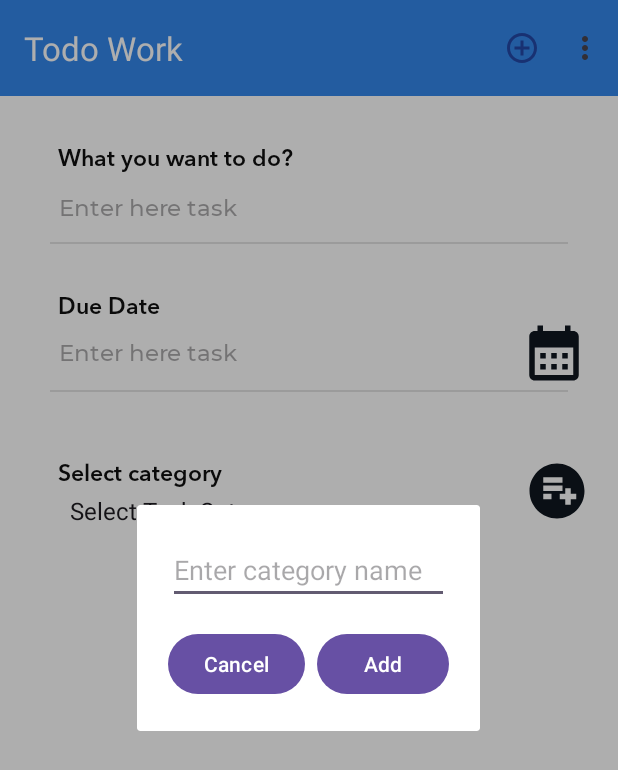
After one commit to Abhaykumarbhumihar/todo_app_kotlin_roomdatabase, an Android app: the fragment CategoryDialogFragment placed in its activity, on a phone screen of 412 x 824 dp. The commit adds this screen. Shown: the top 770 px of the screen. Run offline under Robolectric (Android 15) with nearby library versions, the phone set to English and light mode, and no system bars; our stand-ins replace Room's generated code, sdp/ssp sizes.

Commit message:
save category and list category using room database

```diff
--- a/app/build.gradle.kts
+++ b/app/build.gradle.kts
@@ -52,6 +52,7 @@ dependencies {
     implementation("com.intuit.ssp:ssp-android:1.0.6")
     implementation("com.intuit.sdp:sdp-android:1.0.6")
 
+
     // Room components
     implementation("androidx.room:room-runtime:2.6.1")
     kapt("androidx.room:room-compiler:2.6.1")
--- a/app/src/main/java/com/todoappkotlin/category/view/ActiveTodoListFragment.kt
+++ b/app/src/main/java/com/todoappkotlin/category/view/ActiveTodoListFragment.kt
@@ -10,12 +10,16 @@ import android.view.MenuInflater
 import android.view.MenuItem
 import android.view.View
 import android.view.ViewGroup
+import android.widget.AdapterView
+import android.widget.ArrayAdapter
 import android.widget.Toast
 import androidx.appcompat.app.AppCompatActivity
 import androidx.lifecycle.ViewModelProvider
 import com.todoappkotlin.R
 import com.todoappkotlin.category.CategoryCallback
 import com.todoappkotlin.category.repository.CategoryRepository
+import com.todoappkotlin.category.view.adapter.CategorySpinnerAdapter
+import com.todoappkotlin.category.view.dialog.CategoryDialogFragment
 import com.todoappkotlin.category.viewmodel.CategoryViewModelFactory
 import com.todoappkotlin.category.viewmodel.CateogryViewModel
 import com.todoappkotlin.databinding.FragmentActiveTodoListBinding
@@ -24,7 +28,7 @@ import com.todoappkotlin.room.CategoryEntity
 import java.util.Calendar
 
 
-class ActiveTodoListFragment : Fragment() {
+class ActiveTodoListFragment : Fragment(), CategoryDialogFragment.CategoryDialogListener {
     private var _binding: FragmentActiveTodoListBinding? = null
     private val binding get() = _binding!!
 
@@ -35,7 +39,10 @@ class ActiveTodoListFragment : Fragment() {
     private lateinit var cateogryViewModel: CateogryViewModel
     private lateinit var categoryRepository: CategoryRepository
 
-    lateinit var categorylist:List<CategoryEntity>
+    lateinit var categorylist: List<CategoryEntity>
+
+    private var isCategorySelected = false // Track if a valid category is selected
+    private var lastSelectedPosition = 0 // Track the last selected position
 
     override fun onCreateView(
         inflater: LayoutInflater, container: ViewGroup?, savedInstanceState: Bundle?
@@ -86,6 +93,12 @@ class ActiveTodoListFragment : Fragment() {
         binding.cleartime.setOnClickListener {
             clearTime()
         }
+
+        //add list name dialog
+        binding.addCateogry.setOnClickListener {
+            showAddCategoryDialog()
+        }
+        setupSpinnerListener()
     }
 
     private fun showDatePicker() {
@@ -111,11 +124,10 @@ class ActiveTodoListFragment : Fragment() {
         cateogryViewModel.getCategoryList(object : CategoryCallback<List<CategoryEntity>> {
             override fun onSuccess(categories: List<CategoryEntity>) {
                 requireActivity().runOnUiThread {
-                    Toast.makeText(
-                        context, "Fetched ${categories.size} categories", Toast.LENGTH_SHORT
-                    ).show()
-
-                    //here categoreis list need to show in
+                    categorylist = categories // Store the categories for later use
+                    val categoryNames = mutableListOf("Select Task Category") // Add a placeholder
+                    categoryNames.addAll(categories.map { it.categoryName }) // Append actual categories
+                    setupCategorySpinner(categoryNames) // Set up spinner with category names
 
                 }
             }
@@ -167,6 +179,57 @@ class ActiveTodoListFragment : Fragment() {
         binding.cleartime.visibility = View.GONE // Hide clear time button
     }
 
+    private fun setupCategorySpinner(categoryNames: List<String>) {
+        val adapter = CategorySpinnerAdapter(requireContext(), categoryNames)
+        adapter.setDropDownViewResource(android.R.layout.simple_spinner_dropdown_item)
+        binding.categorySpinner.adapter = adapter // Set the adapter to the Spinner
+    }
+
+    private fun showAddCategoryDialog() {
+        val dialog = CategoryDialogFragment()
+        dialog.setListener(this)
+        dialog.show(parentFragmentManager, "CategoryDialogFragment")
+    }
+
+    private fun setupSpinnerListener() {
+        binding.categorySpinner.onItemSelectedListener =
+            object : AdapterView.OnItemSelectedListener {
+                override fun onItemSelected(
+                    parent: AdapterView<*>, view: View, position: Int, id: Long
+                ) {
+                    val selectedCategory = parent.getItemAtPosition(position) as String
+
+                    // If the placeholder is selected
+                    if (selectedCategory == "Select Task Category" && !isCategorySelected) {
+                        // Do nothing; it's the initial selection
+                    } else if (selectedCategory == "Select Task Category" && isCategorySelected) {
+                        // Show a message that the placeholder cannot be selected again
+                        Toast.makeText(
+                            requireContext(),
+                            "You cannot select 'Select Task Category' again.",
+                            Toast.LENGTH_SHORT
+                        ).show()
+                        // Re-select the last valid category (find the last selected category)
+                        binding.categorySpinner.setSelection(getLastSelectedPosition())
+                    } else {
+                        // Valid category selected
+                        isCategorySelected = true // Mark that a valid category has been selected
+                        // Perform your action based on the selected category
+
+                    }
+                }
+
+                override fun onNothingSelected(parent: AdapterView<*>) {
+
+                }
+            }
+    }
+
+
+    private fun getLastSelectedPosition(): Int {
+        return lastSelectedPosition
+    }
+
     override fun onCreateOptionsMenu(menu: Menu, inflater: MenuInflater) {
         inflater.inflate(R.menu.home_menu, menu)
         super.onCreateOptionsMenu(menu, inflater)
@@ -193,4 +256,27 @@ class ActiveTodoListFragment : Fragment() {
         _binding = null // Clean up binding reference
     }
 
+    override fun onCategoryAdded(categoryName: String) {
+        addCateogryData(categoryName)
+    }
+
+
+    private fun addCateogryData(categoryName: String) {
+        val newCategory = CategoryEntity(categoryName = "$categoryName")
+        cateogryViewModel.addCategory(newCategory, object : CategoryCallback<String> {
+            override fun onSuccess(categories: String) {
+                requireActivity().runOnUiThread {
+                    refreshCategoryList()
+                }
+            }
+
+            override fun onError(exception: Exception) {
+                requireActivity().runOnUiThread {
+                    Toast.makeText(
+                        context, "Error: ${exception.message}", Toast.LENGTH_SHORT
+                    ).show()
+                }
+            }
+        })
+    }
 }
--- /dev/null
+++ b/app/src/main/java/com/todoappkotlin/category/view/dialog/CategoryDialogFragment.kt
@@ -0,0 +1,60 @@
+package com.todoappkotlin.category.view.dialog
+
+import android.os.Bundle
+import androidx.fragment.app.Fragment
+import android.view.LayoutInflater
+import android.view.View
+import android.view.ViewGroup
+import com.todoappkotlin.R
+
+import android.app.Dialog
+import android.content.Context
+
+
+import android.widget.Button
+import android.widget.EditText
+import androidx.fragment.app.DialogFragment
+
+
+
+class CategoryDialogFragment : DialogFragment() {
+
+    // Define a callback interface
+    interface CategoryDialogListener {
+        fun onCategoryAdded(categoryName: String)
+    }
+
+    private var listener: CategoryDialogListener? = null
+
+
+    fun setListener(listener: CategoryDialogListener) {
+        this.listener = listener
+    }
+
+    override fun onCreateView(
+        inflater: LayoutInflater, container: ViewGroup?,
+        savedInstanceState: Bundle?
+    ): View? {
+        val view = inflater.inflate(R.layout.fragment_category_dialog, container, false)
+
+        val editTextCategoryName = view.findViewById<EditText>(R.id.editTextCategoryName)
+        val buttonAdd = view.findViewById<Button>(R.id.buttonAdd)
+        val buttonCancel = view.findViewById<Button>(R.id.buttonCancel)
+
+        buttonAdd.setOnClickListener {
+            val categoryName = editTextCategoryName.text.toString()
+            if (categoryName.isNotEmpty()) {
+                listener?.onCategoryAdded(categoryName) // Pass the category name back
+                dismiss() // Close the dialog
+            } else {
+                editTextCategoryName.error = "Please enter a category name"
+            }
+        }
+
+        buttonCancel.setOnClickListener {
+            dismiss() // Close the dialog without adding
+        }
+
+        return view
+    }
+}
--- a/app/src/main/res/layout/fragment_active_todo_list.xml
+++ b/app/src/main/res/layout/fragment_active_todo_list.xml
@@ -236,11 +236,12 @@
         </LinearLayout>
 
         <ImageView
+            android:id="@+id/addCateogry"
             android:layout_width="@dimen/_34sdp"
             android:layout_height="@dimen/_34sdp"
             android:layout_marginStart="@dimen/_4sdp"
             android:layout_marginEnd="@dimen/_4sdp"
-            android:src="@drawable/calendar_month" />
+            android:src="@drawable/add_list" />
 
     </LinearLayout>
 
--- /dev/null
+++ b/app/src/main/res/layout/fragment_category_dialog.xml
@@ -0,0 +1,53 @@
+<?xml version="1.0" encoding="utf-8"?><!-- Updated dialog_add_category.xml -->
+<androidx.cardview.widget.CardView xmlns:android="http://schemas.android.com/apk/res/android"
+    xmlns:app="http://schemas.android.com/apk/res-auto"
+    android:layout_width="match_parent"
+    android:layout_height="wrap_content"
+    android:layout_margin="@dimen/_16sdp"
+    android:orientation="vertical"
+    android:outlineAmbientShadowColor="@color/colorTransparent"
+    android:outlineSpotShadowColor="@color/colorTransparent"
+    app:cardBackgroundColor="@color/colorWhite"
+    app:cardCornerRadius="@dimen/_16sdp"
+    app:cardElevation="@dimen/_8sdp">
+
+
+    <LinearLayout
+        android:layout_width="match_parent"
+        android:layout_height="wrap_content"
+        android:layout_margin="@dimen/_16sdp"
+        android:orientation="vertical">
+
+        <EditText
+            android:id="@+id/editTextCategoryName"
+            android:layout_width="match_parent"
+            android:layout_height="wrap_content"
+            android:hint="Enter category name" />
+
+        <LinearLayout
+            android:layout_width="match_parent"
+            android:layout_height="wrap_content"
+            android:layout_marginTop="16dp"
+            android:orientation="horizontal"
+            android:weightSum="2">
+
+            <Button
+                android:id="@+id/buttonCancel"
+                android:layout_width="wrap_content"
+                android:layout_height="wrap_content"
+                android:layout_weight="1"
+                android:text="Cancel" />
+
+            <View
+                android:layout_width="@dimen/_6sdp"
+                android:layout_height="@dimen/_6sdp" />
+
+            <Button
+                android:id="@+id/buttonAdd"
+                android:layout_width="wrap_content"
+                android:layout_height="wrap_content"
+                android:layout_weight="1"
+                android:text="Add" />
+        </LinearLayout>
+    </LinearLayout>
+</androidx.cardview.widget.CardView>
```
Also changed, not shown: app/src/main/java/com/todoappkotlin/category/view/adapter/CategorySpinnerAdapter.kt (added, +26 -0 lines).
